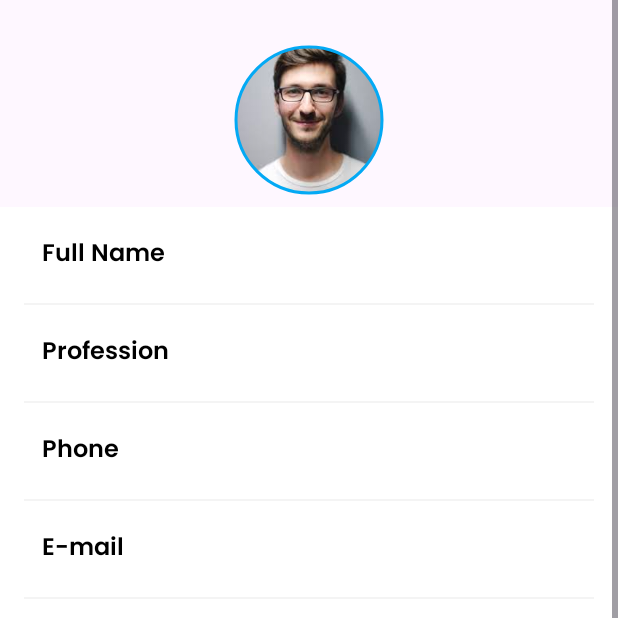
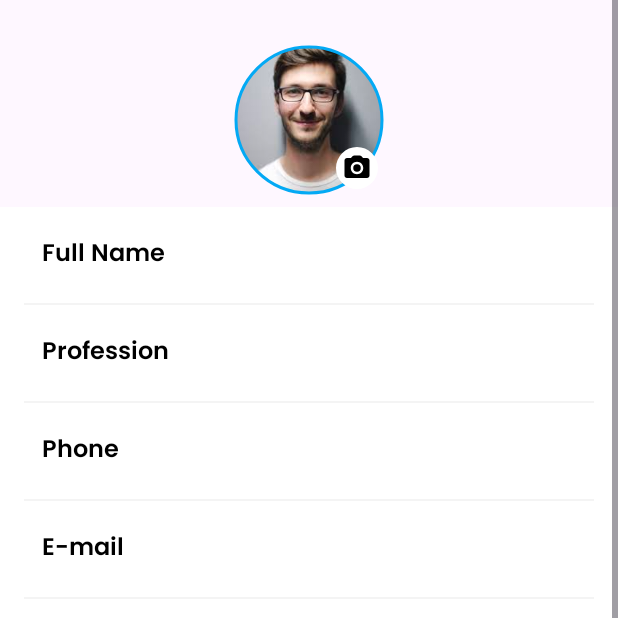
Before and after one commit to AppsDevMaruf/CIT_2023k-FirebaseAuth, an Android app: the ProfileFragment screen opened through its navigation route, on a phone screen of 412 x 824 dp, the top half of it. Run offline under Robolectric (Android 15) with nearby library versions, the phone set to English and light mode, and no system bars; our stand-ins replace Firebase (no records; nobody signed in at launch, a user with empty details on screens opened directly); libraries missing offline, so code that uses them is left out: com.github.dhaval2404.imagepicker; pictures from the network do not load.

```diff
--- a/app/build.gradle
+++ b/app/build.gradle
@@ -49,8 +49,13 @@ dependencies {
     implementation 'com.google.android.gms:play-services-auth:20.7.0'
     implementation 'com.google.android.gms:play-services-maps:18.1.0'
     implementation 'com.google.firebase:firebase-database-ktx:20.3.0'
+    implementation 'com.google.android.gms:play-services-cast-framework:21.3.0'
+    implementation 'com.google.firebase:firebase-database:20.3.0'
     testImplementation 'junit:junit:4.13.2'
     androidTestImplementation 'androidx.test.ext:junit:1.1.5'
     androidTestImplementation 'androidx.test.espresso:espresso-core:3.5.1'
+    //image downloader
     implementation("io.coil-kt:coil:2.5.0")
+    //image picker
+    implementation("com.github.dhaval2404:imagepicker:2.1")
 }
--- a/app/src/main/java/com/maruf/firebaseauth/ProfileFragment.kt
+++ b/app/src/main/java/com/maruf/firebaseauth/ProfileFragment.kt
@@ -1,23 +1,60 @@
 package com.maruf.firebaseauth
 
+import android.app.Activity
+import android.net.Uri
 import android.os.Bundle
-import androidx.fragment.app.Fragment
+import android.util.Log
 import android.view.LayoutInflater
 import android.view.View
 import android.view.ViewGroup
 import android.widget.Toast
-import androidx.fragment.app.activityViewModels
-import androidx.fragment.app.viewModels
+import androidx.activity.result.ActivityResult
+import androidx.activity.result.contract.ActivityResultContracts
+import androidx.fragment.app.Fragment
 import coil.load
+import com.github.dhaval2404.imagepicker.ImagePicker
+import com.google.firebase.auth.FirebaseAuth
+import com.google.firebase.auth.FirebaseUser
+import com.google.firebase.database.DataSnapshot
+import com.google.firebase.database.DatabaseError
+import com.google.firebase.database.DatabaseReference
+import com.google.firebase.database.FirebaseDatabase
+import com.google.firebase.database.ValueEventListener
+import com.maruf.firebaseauth.data.user.UserProfile
+import com.maruf.firebaseauth.data.userInfo.UserInfo
 import com.maruf.firebaseauth.databinding.FragmentProfileBinding
-import com.maruf.firebaseauth.data.userInfo.UserInfo
-import com.maruf.firebaseauth.viewmodel.FirebaseViewModel
 
 
 class ProfileFragment : Fragment() {
     private lateinit var binding: FragmentProfileBinding
-    private val firebaseVM by activityViewModels<FirebaseViewModel>()
+    private lateinit var fileUri: Uri
+    private lateinit var user: FirebaseUser
+    private lateinit var dbRef: DatabaseReference
+    private lateinit var firebaseDB: FirebaseDatabase
+    private val startForProfileImageResult =
+        registerForActivityResult(ActivityResultContracts.StartActivityForResult()) { result: ActivityResult ->
+            val resultCode = result.resultCode
+            val data = result.data
 
+            when (resultCode) {
+                Activity.RESULT_OK -> {
+
+                    fileUri = data?.data!!
+
+                    binding.userProfilePic.load(fileUri)
+
+                }
+
+                ImagePicker.RESULT_ERROR -> {
+                    Toast.makeText(requireContext(), ImagePicker.getError(data), Toast.LENGTH_SHORT)
+                        .show()
+                }
+
+                else -> {
+                    Toast.makeText(requireContext(), "Task Cancelled", Toast.LENGTH_SHORT).show()
+                }
+            }
+        }
     override fun onCreateView(
         inflater: LayoutInflater, container: ViewGroup?,
         savedInstanceState: Bundle?
@@ -25,13 +62,42 @@ class ProfileFragment : Fragment() {
         // Inflate the layout for this fragment
         binding = FragmentProfileBinding.inflate(layoutInflater, null, false)
 
+        user = FirebaseAuth.getInstance().currentUser!!
+        user.let {
+            firebaseDB = FirebaseDatabase.getInstance()
+            dbRef = firebaseDB.reference.child("user").child(it.uid)
+            dbRef.addValueEventListener(object :ValueEventListener{
+                override fun onDataChange(snapshot: DataSnapshot) {
+                    val value = snapshot.getValue(UserProfile::class.java)
+
+                    value?.let {user->
+                        Log.d("TAG", "onDataChange: $user")
+                        binding.email.text = user.email
+                        binding.userProfilePic.load(user.image)
+                        //set value in view
+                    }
+                }
+
+                override fun onCancelled(error: DatabaseError) {
+                    Log.w("TAG", "Failed to read value.", error.toException())
+                }
+
+            })
+        }
+/**/
+        binding.uploadProfilePic.setOnClickListener {
+
+            ImagePicker.with(requireActivity())
+                .compress(1024)         //Final image size will be less than 1 MB(Optional)
+                .maxResultSize(
+                    1080,
+                    1080
+                )  //Final image resolution will be less than 1080 x 1080(Optional)
+                .createIntent { intent ->
+                    startForProfileImageResult.launch(intent)
+                }
 
 
-        firebaseVM.user.observe(viewLifecycleOwner) {
-            binding.profileName.text = it.displayName
-            binding.email.text = it.email
-            binding.profilePic.load(it.photoUrl)
-            Toast.makeText(requireContext(), "${it.displayName}", Toast.LENGTH_SHORT).show()
         }
 
 
--- a/app/src/main/java/com/maruf/firebaseauth/data/register/RequestUserRegister.kt
+++ b/app/src/main/java/com/maruf/firebaseauth/data/register/RequestUserRegister.kt
@@ -12,5 +12,4 @@ data class RequestUserRegister(
     var token:String="",
     var mobile: String?=null
 
-
 )
--- a/app/src/main/java/com/maruf/firebaseauth/data/user/UserProfile.kt
+++ b/app/src/main/java/com/maruf/firebaseauth/data/user/UserProfile.kt
@@ -11,6 +11,4 @@ data class UserProfile(
     var about: String = "",
     var token: String = "",
     var mobile: String? = null
-
-
 )
--- /dev/null
+++ b/app/src/main/res/drawable/round_camera_alt_24.xml
@@ -0,0 +1,6 @@
+<vector android:height="24dp" android:tint="#FFFFFF"
+    android:viewportHeight="24" android:viewportWidth="24"
+    android:width="24dp" xmlns:android="http://schemas.android.com/apk/res/android">
+    <path android:fillColor="@android:color/white" android:pathData="M12,12m-3,0a3,3 0,1 1,6 0a3,3 0,1 1,-6 0"/>
+    <path android:fillColor="@android:color/white" android:pathData="M20,4h-3.17l-1.24,-1.35c-0.37,-0.41 -0.91,-0.65 -1.47,-0.65L9.88,2c-0.56,0 -1.1,0.24 -1.48,0.65L7.17,4L4,4c-1.1,0 -2,0.9 -2,2v12c0,1.1 0.9,2 2,2h16c1.1,0 2,-0.9 2,-2L22,6c0,-1.1 -0.9,-2 -2,-2zM12,17c-2.76,0 -5,-2.24 -5,-5s2.24,-5 5,-5 5,2.24 5,5 -2.24,5 -5,5z"/>
+</vector>
--- a/app/src/main/res/layout/fragment_home.xml
+++ b/app/src/main/res/layout/fragment_home.xml
@@ -5,8 +5,6 @@
     android:layout_width="match_parent"
     android:layout_height="match_parent"
     tools:context=".ui.HomeFragment">
-
-
 
     <com.google.android.material.tabs.TabLayout
         android:id="@+id/tab_category"
--- a/app/src/main/res/layout/fragment_profile.xml
+++ b/app/src/main/res/layout/fragment_profile.xml
@@ -35,6 +35,19 @@
                 app:strokeColor="#03A9F4"
                 app:strokeWidth="2dp"
                 tools:ignore="MissingConstraints" />
+
+            <com.google.android.material.imageview.ShapeableImageView
+                android:id="@+id/uploadProfilePic"
+                android:layout_width="36dp"
+                android:layout_height="36dp"
+                android:padding="4dp"
+                app:contentPadding="4dp"
+                android:background="@color/white"
+                app:shapeAppearanceOverlay="@style/Circular"
+                android:src="@drawable/round_camera_alt_24"
+                android:tint="@color/black"
+                app:layout_constraintBottom_toBottomOf="@+id/userProfilePic"
+                app:layout_constraintEnd_toEndOf="@+id/userProfilePic" />
 
 
             <LinearLayout
--- a/settings.gradle
+++ b/settings.gradle
@@ -10,7 +10,11 @@ dependencyResolutionManagement {
     repositories {
         google()
         mavenCentral()
+        maven { url = uri("https://www.jitpack.io") }
+
     }
+
 }
+
 rootProject.name = "FirebaseAuth"
 include ':app'
```
Also changed, not shown: app/src/main/java/com/maruf/firebaseauth/ui/HomeFragment.kt (+1 -6 lines).
